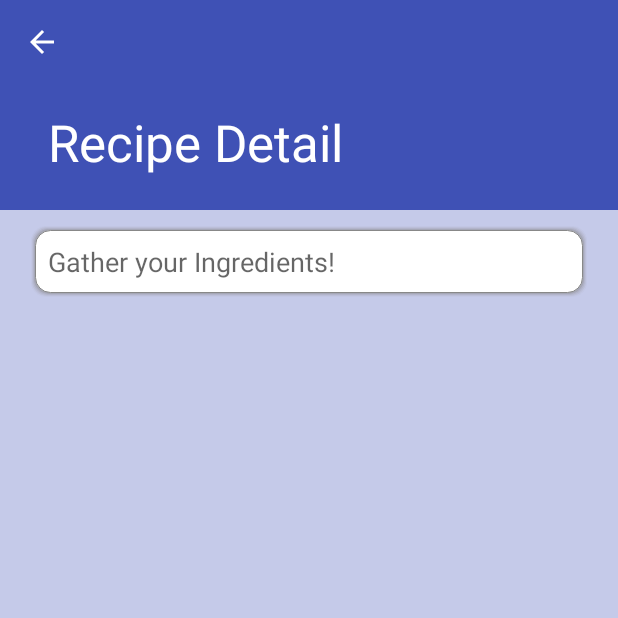
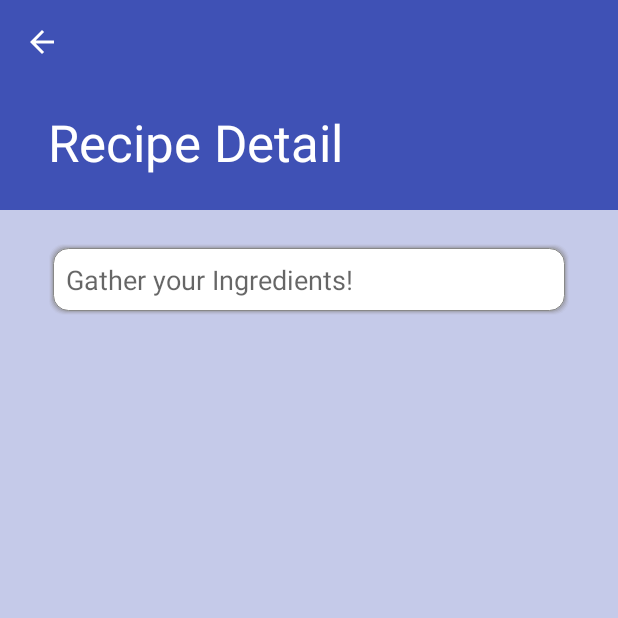
Before and after one commit to lanakin/NanoBaking, an Android app: the RecipeDetailFragment screen opened directly, with no data from a screen before it, on a phone screen of 412 x 824 dp, the top half of it. Run offline under Robolectric (Android 15) with nearby library versions, the phone set to English and light mode, and no system bars; 3 statements that could not run were skipped.

Commit message:
recipe detail steps

```diff
--- a/app/src/main/java/annekenl/nanobaking/RecipeIngredsFragment.java
+++ b/app/src/main/java/annekenl/nanobaking/RecipeIngredsFragment.java
@@ -38,7 +38,7 @@ public class RecipeIngredsFragment extends Fragment
     public View onCreateView(LayoutInflater inflater, ViewGroup container,
                              Bundle savedInstanceState)
     {
-        View rootView = inflater.inflate(R.layout.recipe_ingredients, container, false);
+        View rootView = inflater.inflate(R.layout.recipe_card_details_square, container, false);
 
         for(int i = 0; i < mIngreds.size(); i++)
         {
--- a/app/src/main/java/annekenl/nanobaking/RecipeListActivity.java
+++ b/app/src/main/java/annekenl/nanobaking/RecipeListActivity.java
@@ -322,7 +322,7 @@ public class RecipeListActivity extends AppCompatActivity
                         if(currStep.has("videoURL"))
                             stepItem.setVideoUrl(currStep.getString("videoURL"));
                         if(currStep.has("thumbnailURL"))
-                            stepItem.setDescription(currStep.getString("thumbnailURL"));
+                            stepItem.setThumbnailUrl(currStep.getString("thumbnailURL"));
 
                         stepItems.add(stepItem);
                     }
--- a/app/src/main/res/layout/activity_recipe_detail.xml
+++ b/app/src/main/res/layout/activity_recipe_detail.xml
@@ -40,8 +40,10 @@
     <android.support.v4.widget.NestedScrollView
         android:id="@+id/recipe_detail_container"
         android:layout_width="match_parent"
-        android:layout_height="match_parent"
-        app:layout_behavior="@string/appbar_scrolling_view_behavior" />
+        android:layout_height="wrap_content"
+        app:layout_behavior="@string/appbar_scrolling_view_behavior"
+
+        />
 
  <!--   <android.support.design.widget.FloatingActionButton
         android:id="@+id/fab"
--- /dev/null
+++ b/app/src/main/res/layout/recipe_card_button.xml
@@ -0,0 +1,15 @@
+<?xml version="1.0" encoding="utf-8"?>
+
+<TextView
+    xmlns:android="http://schemas.android.com/apk/res/android"
+    xmlns:tools="http://schemas.android.com/tools"
+    android:id="@+id/recipe_card_button"
+    style="?android:attr/textAppearanceMedium"
+    android:layout_width="match_parent"
+    android:layout_height="match_parent"
+    android:padding="12dp"
+    android:textIsSelectable="false"
+    tools:context="annekenl.nanobaking.RecipeDetailFragment"
+    android:background="@drawable/white_rounded_card_shadow_border"
+
+    />
--- a/app/src/main/res/layout/recipe_ingredients.xml
+++ b/app/src/main/res/layout/recipe_card_details_square.xml
@@ -1,16 +1,20 @@
 <?xml version="1.0" encoding="utf-8"?>
 <LinearLayout
     xmlns:android="http://schemas.android.com/apk/res/android"
-    xmlns:tools="http://schemas.android.com/tools"
+
     android:layout_width="match_parent"
     android:layout_height="wrap_content"
     android:id="@+id/recipe_ingreds_list"
+
     android:padding="12dp"
     android:layout_marginTop="10dp"
     android:layout_marginLeft="20dp"
     android:layout_marginRight="20dp"
     android:layout_marginBottom="5dp"
+
     android:orientation="vertical"
+
+    android:background="@drawable/white_card_bottom_shadow"
     >
 
    <!-- <include layout="@layout/recipe_ingredient_row" /> -->
--- a/app/src/main/res/layout/recipe_detail.xml
+++ b/app/src/main/res/layout/recipe_detail.xml
@@ -5,21 +5,12 @@
     android:layout_height="match_parent"
     android:orientation="vertical"
     android:gravity="center"
+    android:layout_marginTop="10dp"
+    android:layout_marginLeft="20dp"
+    android:layout_marginRight="20dp"
+    android:layout_marginBottom="5dp"
+    android:padding="12dp"
     > <!-- android:background="@color/background" -->
 
-    <TextView
-        android:id="@+id/recipe_ingreds"
-        style="?android:attr/textAppearanceMedium"
-        android:layout_width="match_parent"
-        android:layout_height="match_parent"
-        android:padding="12dp"
-        android:layout_marginTop="10dp"
-        android:layout_marginLeft="20dp"
-        android:layout_marginRight="20dp"
-        android:layout_marginBottom="5dp"
-        android:textIsSelectable="false"
-        tools:context="annekenl.nanobaking.RecipeDetailFragment"
-        android:background="@drawable/white_rounded_card_shadow_border"
-    />
 
 </LinearLayout>
--- a/app/src/main/res/layout/recipe_ingredient_row.xml
+++ b/app/src/main/res/layout/recipe_ingredient_row.xml
@@ -7,6 +7,7 @@
     android:orientation="horizontal"
     android:weightSum="3"
     android:id="@+id/recipe_ingredient_row"
+
     >
 
     <TextView
```
Also changed, not shown: app/src/main/java/annekenl/nanobaking/RecipeDetailFragment.java (+33 -7 lines), app/src/main/java/annekenl/nanobaking/RecipeStepFragment.java (added, +53 -0 lines).
